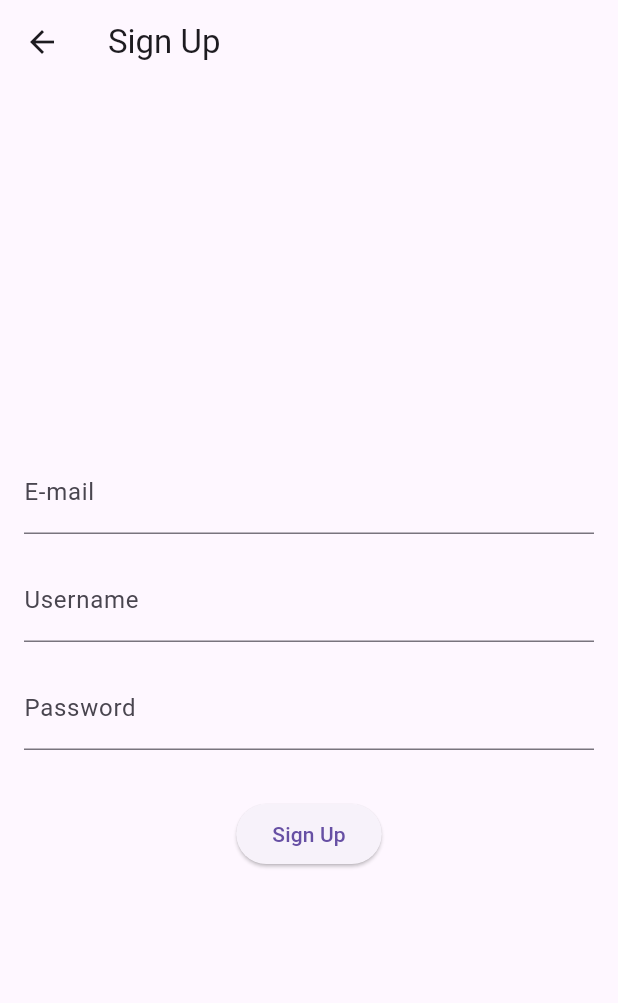
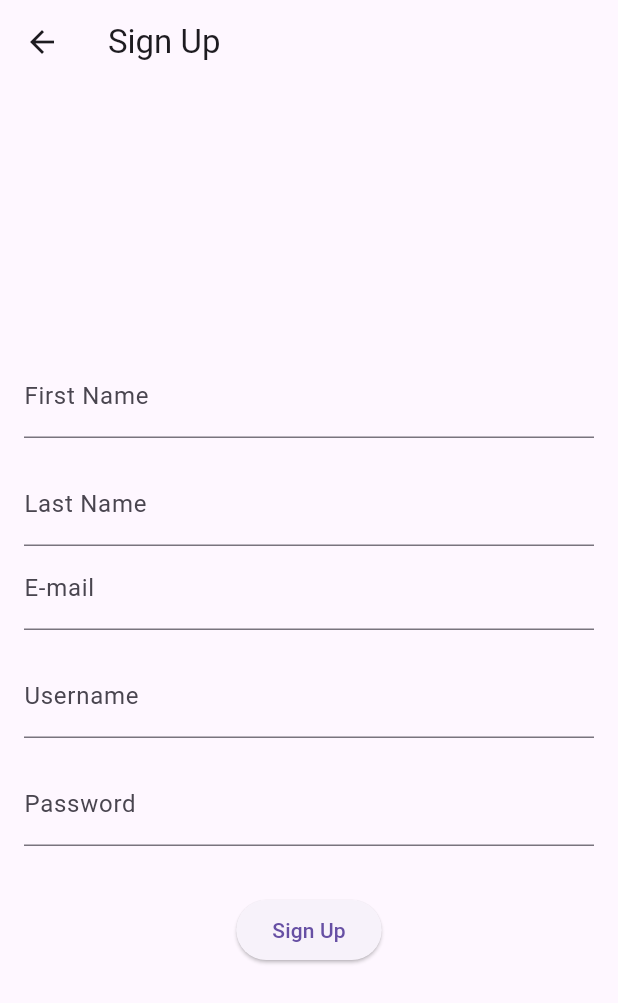
Before and after one commit to e-altunel/Besleme-Kahramanlari, a Flutter app: the SignUpPage screen opened directly, after a tap on "Sign Up", on a phone screen of 412 x 824 dp. Shown: the top 1003 px of the screen. Run offline on Flutter 3.47's test engine with Material 3 defaults, Android fonts, the phone set to English and light mode, and no system bars; our stand-ins replace google_maps_flutter, image_picker, location; missing offline and left inert: dart:html; network calls fail.

Commit message:
add name, fix url

```diff
--- a/Flutter/lib/API/api.dart
+++ b/Flutter/lib/API/api.dart
@@ -3,15 +3,17 @@ import "dart:convert";
 import "package:beslemekahramanlari/components/userInfo.dart";
 import "package:http/http.dart" as http;
 
-String url = "http://127.0.0.1:8000/api/";
+const String url = "http://127.0.0.1:8000/api/";
 
 class Backend {
-  static Future<http.Response> register(
+  static Future<http.Response> register(String firstName, String lastName,
       String username, String email, String password) {
     return http.post(
       Uri.parse(url + "register"),
       headers: <String, String>{'Content-Type': 'application/json'},
       body: jsonEncode(<String, String>{
+        'first_name': firstName,
+        'last_name': lastName,
         'username': username,
         'email': email,
         'password': password,
--- a/Flutter/lib/pages/login.dart
+++ b/Flutter/lib/pages/login.dart
@@ -58,6 +58,8 @@ class _LoginPageState extends State<LoginPage> {
           UserInfo.email = userMap["email"].toString();
           UserInfo.password = userMap["password"].toString();
           UserInfo.food_amount = userMap["food_amount"].toString();
+          UserInfo.first_name = userMap["first_name"].toString();
+          UserInfo.last_name = userMap["last_name"].toString();
           ScaffoldMessenger.of(context).showSnackBar(
             SnackBar(
               content: Text(
--- a/Flutter/lib/pages/map_page.dart
+++ b/Flutter/lib/pages/map_page.dart
@@ -8,6 +8,7 @@ import 'package:image_picker/image_picker.dart';
 import 'package:http/http.dart' as http;
 import 'dart:convert';
 import "package:beslemekahramanlari/components/userInfo.dart";
+import "package:beslemekahramanlari/API/api.dart";
 
 class mapPage extends StatefulWidget {
   const mapPage({super.key});
@@ -81,10 +82,9 @@ class _mapPageState extends State<mapPage>{
     });
   }
 
-  void getmarkers(BitmapDescriptor markericon) async{
-    var url = Uri.http("127.0.0.1:8080" , "api/get-feed-points");
+  void getmarkers(BitmapDescriptor markericon) async {
     var response = await http.post(
-      url,
+      Uri.parse(url + "get-feed-points"),
       headers: {
         HttpHeaders.authorizationHeader : 'Token ' + UserInfo.token, // user-info token
         HttpHeaders.contentTypeHeader: "application/json"
--- a/Flutter/lib/pages/signUp_page.dart
+++ b/Flutter/lib/pages/signUp_page.dart
@@ -11,6 +11,8 @@ class SignUpPage extends StatefulWidget {
 }
 
 class _SignUpPageState extends State<SignUpPage> {
+  final firstNameController = TextEditingController();
+  final lastNameController = TextEditingController();
   final emailController = TextEditingController();
   final usernameController = TextEditingController();
   final passwordController = TextEditingController();
@@ -26,6 +28,19 @@ class _SignUpPageState extends State<SignUpPage> {
         child: Column(
           mainAxisAlignment: MainAxisAlignment.center,
           children: [
+            TextField(
+              controller: firstNameController,
+              decoration: InputDecoration(
+                labelText: 'First Name',
+              ),
+            ),
+            SizedBox(height: 16),
+            TextField(
+              controller: lastNameController,
+              decoration: InputDecoration(
+                labelText: 'Last Name',
+              ),
+            ),
             TextField(
               controller: emailController,
               decoration: InputDecoration(
@@ -51,6 +66,8 @@ class _SignUpPageState extends State<SignUpPage> {
             ElevatedButton(
               onPressed: () {
                 // Perform signup logic here
+                String firstName = firstNameController.text;
+                String lastName = lastNameController.text;
                 String email = emailController.text;
                 String username = usernameController.text;
                 String password = passwordController.text;
@@ -58,7 +75,8 @@ class _SignUpPageState extends State<SignUpPage> {
                 // You can implement your signup logic here
                 // For now, let's print the values
 
-                final response = Backend.register(username, email, password)
+                final response = Backend.register(
+                        firstName, lastName, username, email, password)
                     .then((response) {
                   if (response.statusCode == 200) {
                     // Başarılı bir response geldiyse JSON'u parse et
```
Also changed, not shown: Flutter/lib/pages/profile.dart (+7 -4 lines).
